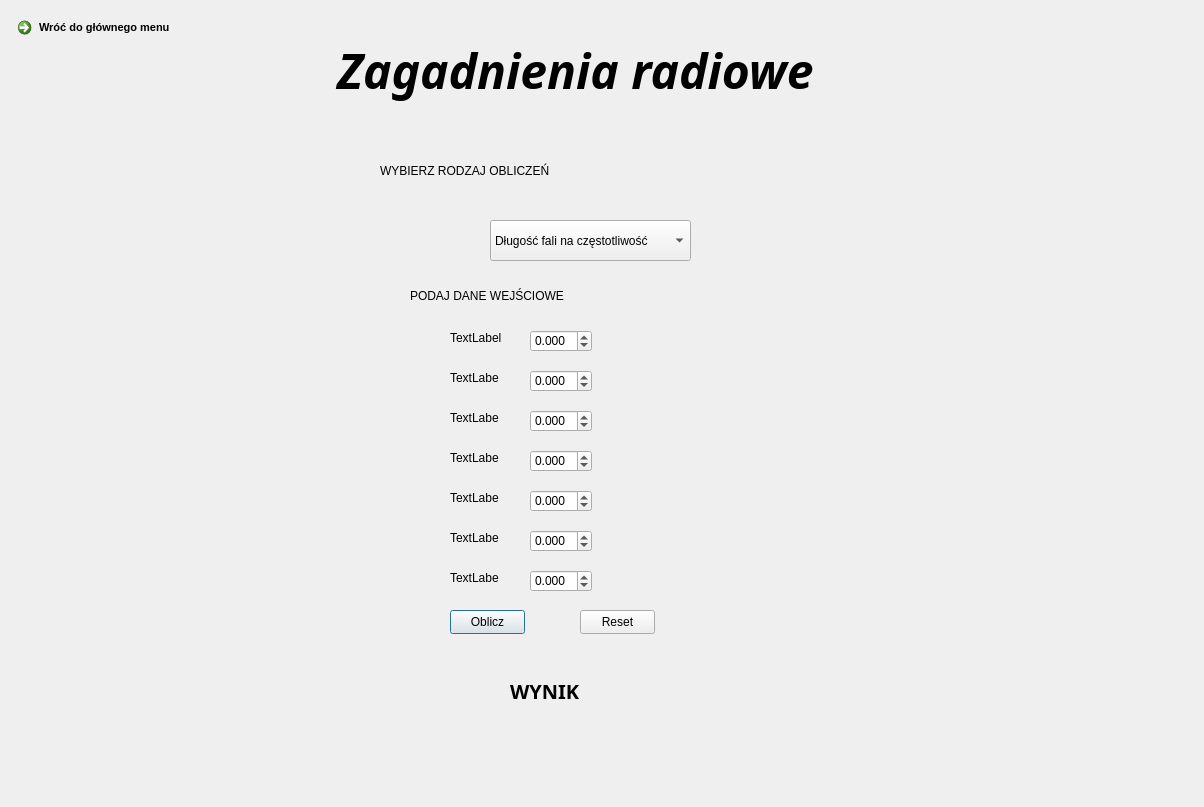
First picture: the form in UI/Radio.ui, repository lukaszbladziak5/ICalcThis, before the edit.
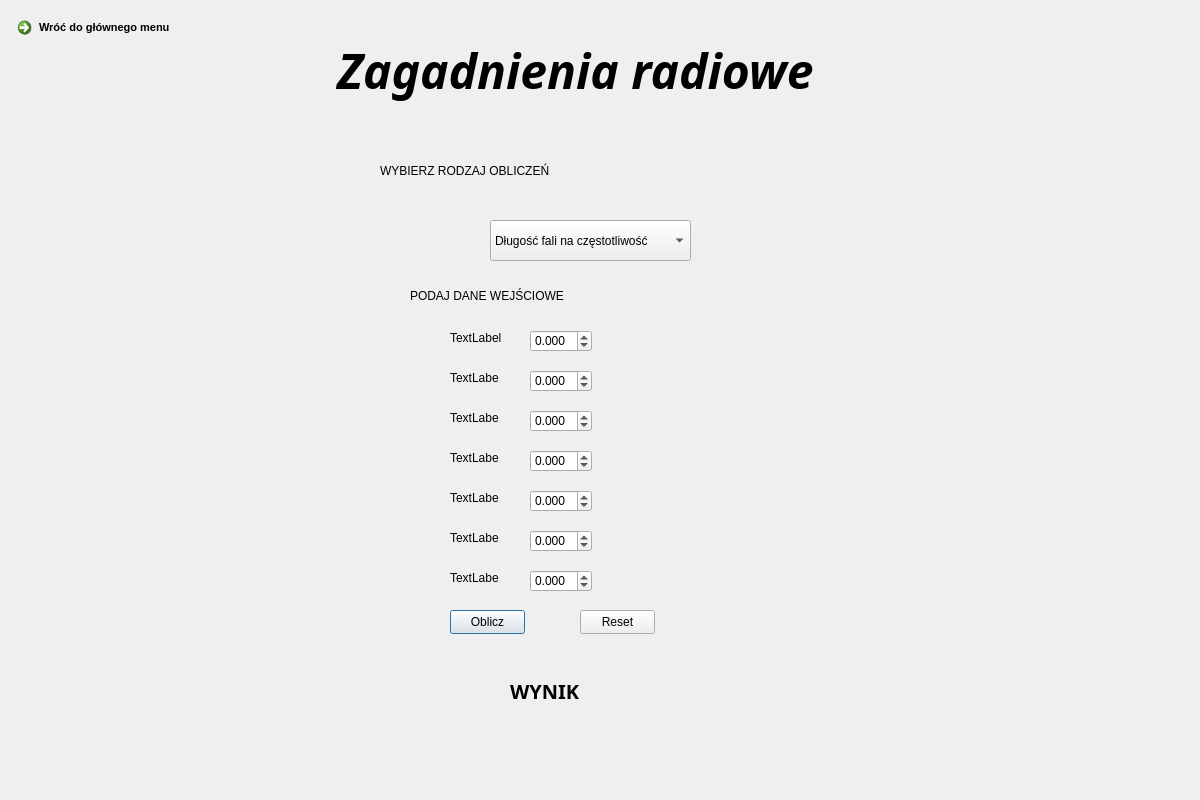
Second picture: the form after the edit.

The edit to the form file:
```diff
--- a/UI/Radio.ui
+++ b/UI/Radio.ui
@@ -6,8 +6,8 @@
    <rect>
     <x>0</x>
     <y>0</y>
-    <width>1204</width>
-    <height>807</height>
+    <width>1200</width>
+    <height>800</height>
    </rect>
   </property>
   <property name="windowTitle">
```
